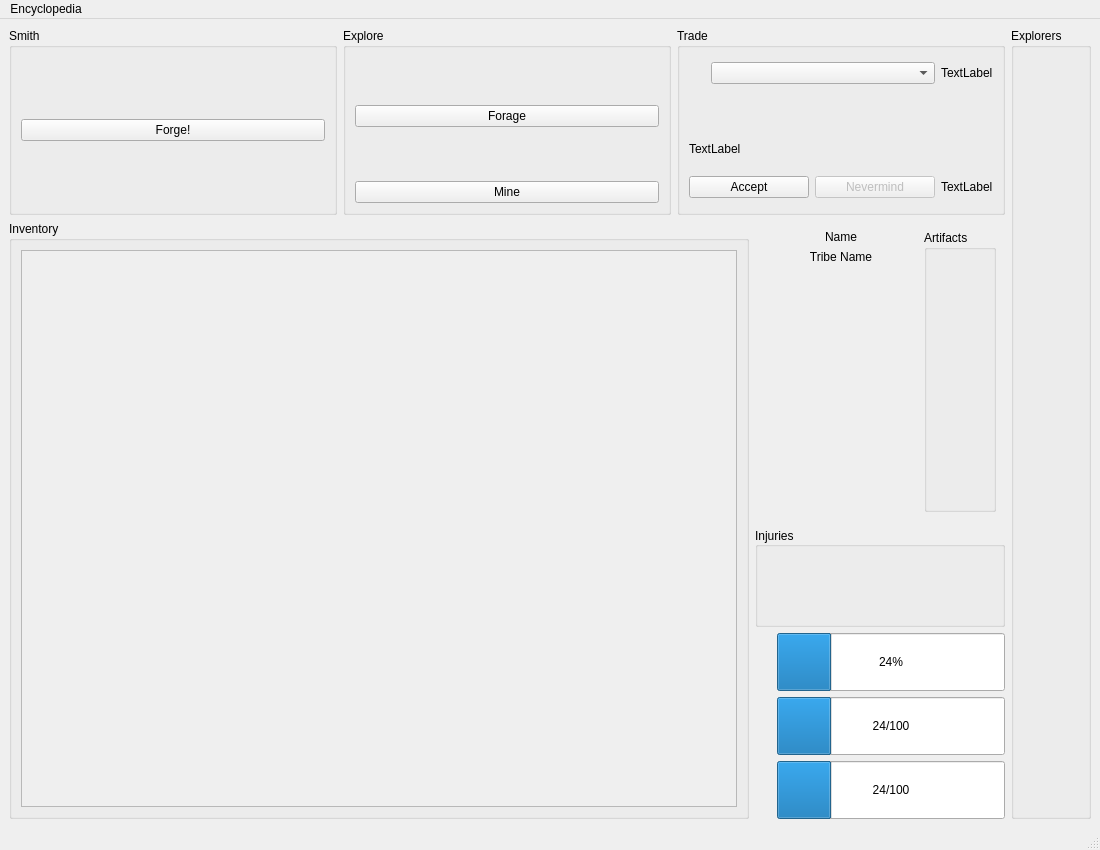
Old version of the form assets/ui/main.ui in the repository pierce-smith1/aor.
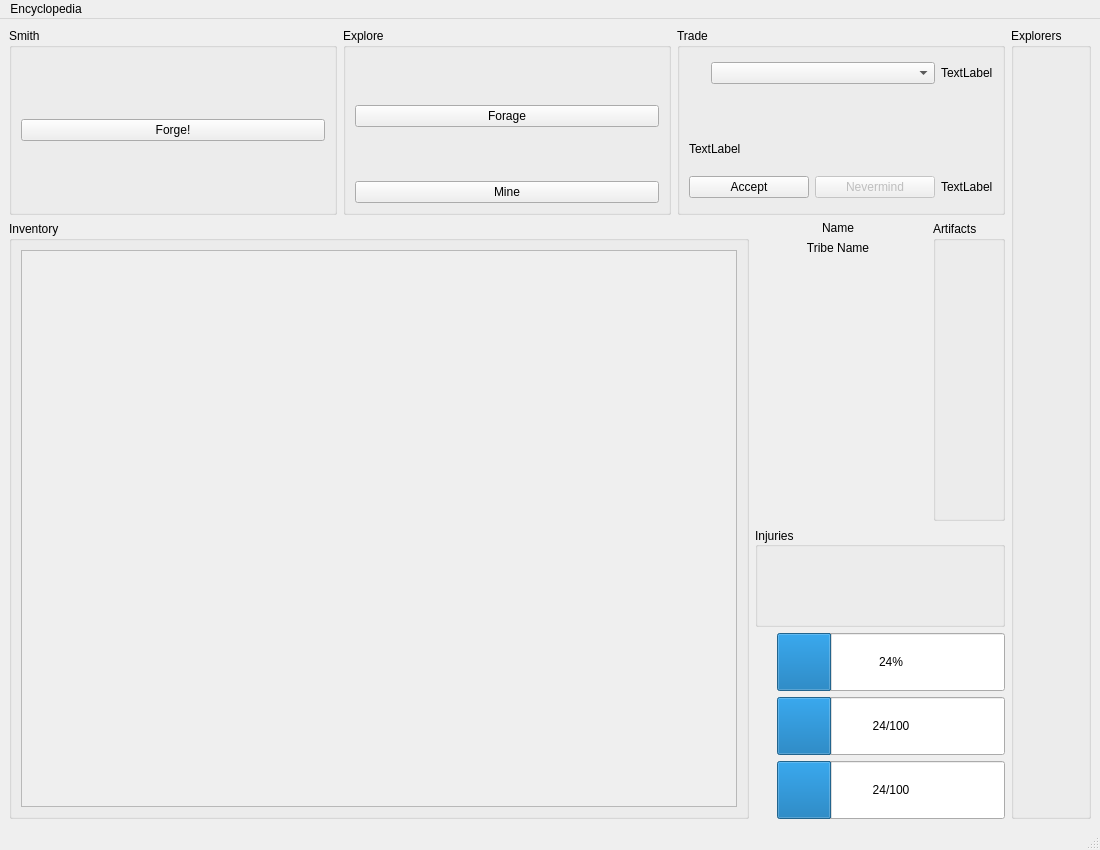
New version of the form. Icons and pictures are not drawn.

```diff
--- a/assets/ui/main.ui
+++ b/assets/ui/main.ui
@@ -64,6 +64,24 @@
        </size>
       </property>
       <layout class="QGridLayout" name="gridLayout_6">
+       <property name="leftMargin">
+        <number>0</number>
+       </property>
+       <property name="topMargin">
+        <number>0</number>
+       </property>
+       <property name="rightMargin">
+        <number>0</number>
+       </property>
+       <property name="bottomMargin">
+        <number>0</number>
+       </property>
+       <property name="horizontalSpacing">
+        <number>12</number>
+       </property>
+       <property name="verticalSpacing">
+        <number>6</number>
+       </property>
        <item row="1" column="0">
         <widget class="QLabel" name="player_name_label">
          <property name="sizePolicy">
```
Left out of the diff: 5 changed lines with no effect on the pictures.
